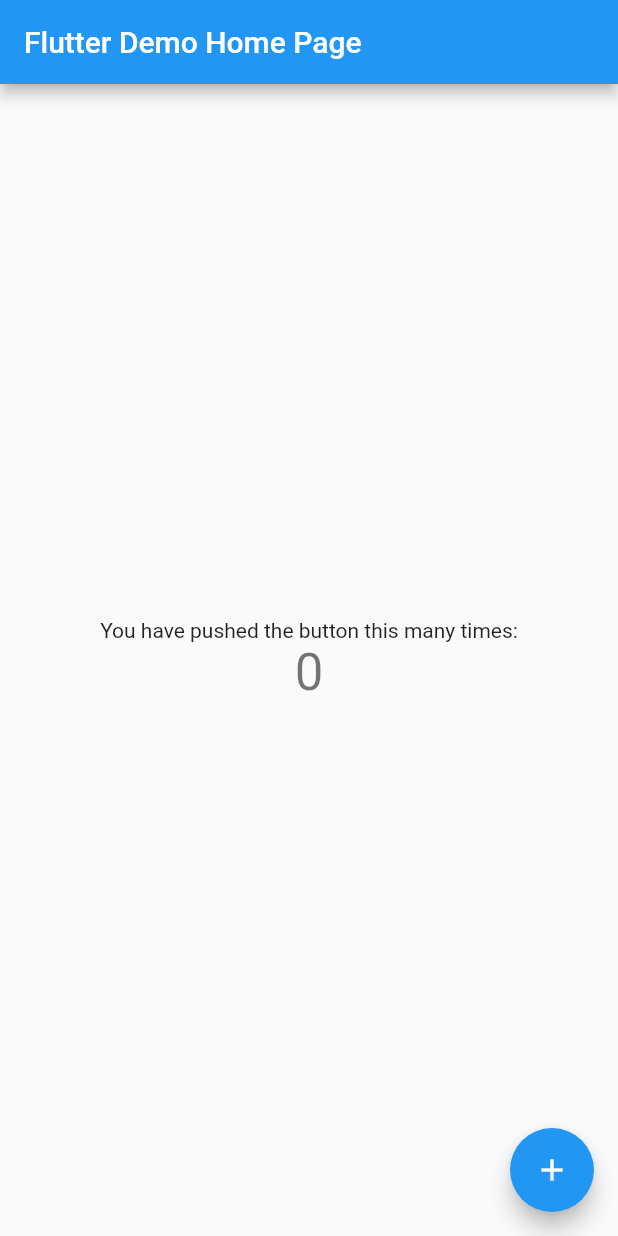
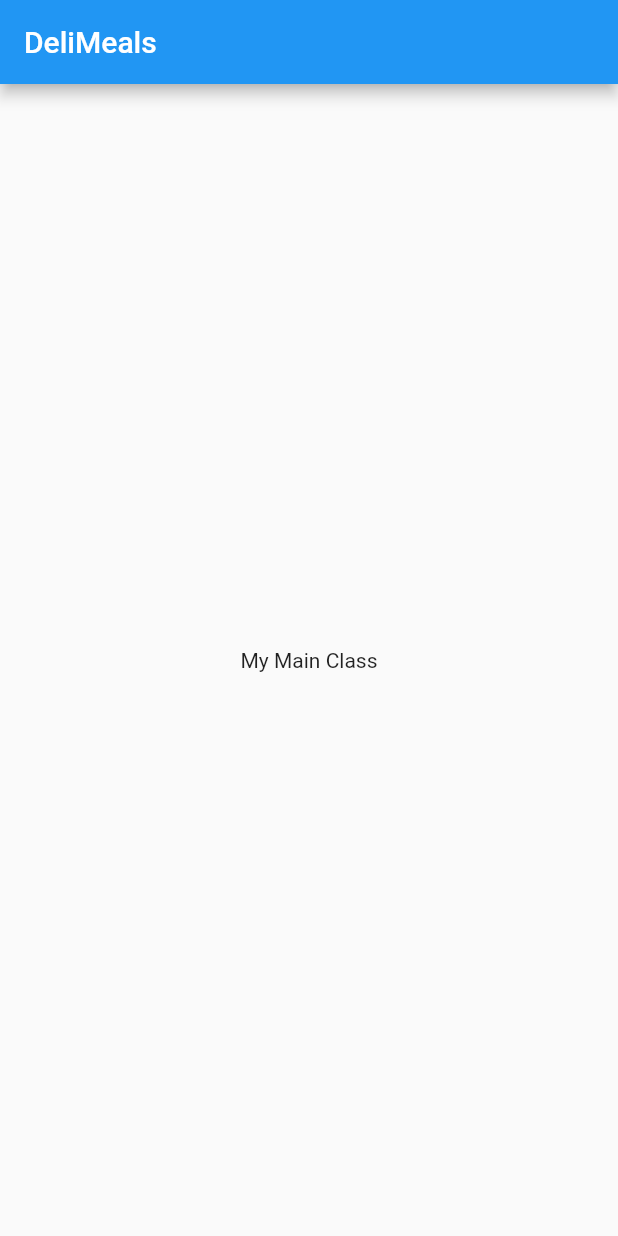
Before and after one commit to ahamzatariq/meals_app, a Flutter app: the screen it shows after launch, on a phone screen of 412 x 824 dp. Run offline on Flutter 3.47's test engine with Material 2 defaults, Android fonts, the phone set to English and light mode, and no system bars.

```diff
--- a/lib/main.dart
+++ b/lib/main.dart
@@ -9,40 +9,18 @@ class MyApp extends StatelessWidget {
   @override
   Widget build(BuildContext context) {
     return MaterialApp(
-      title: 'Flutter Demo',
+      title: 'My Meals',
       theme: ThemeData(
-        // This is the theme of your application.
-        //
-        // Try running your application with "flutter run". You'll see the
-        // application has a blue toolbar. Then, without quitting the app, try
-        // changing the primarySwatch below to Colors.green and then invoke
-        // "hot reload" (press "r" in the console where you ran "flutter run",
-        // or simply save your changes to "hot reload" in a Flutter IDE).
-        // Notice that the counter didn't reset back to zero; the application
-        // is not restarted.
         primarySwatch: Colors.blue,
-        // This makes the visual density adapt to the platform that you run
-        // the app on. For desktop platforms, the controls will be smaller and
-        // closer together (more dense) than on mobile platforms.
         visualDensity: VisualDensity.adaptivePlatformDensity,
       ),
-      home: MyHomePage(title: 'Flutter Demo Home Page'),
+      home: MyHomePage(),
     );
   }
 }
 
 class MyHomePage extends StatefulWidget {
   MyHomePage({Key key, this.title}) : super(key: key);
-
-  // This widget is the home page of your application. It is stateful, meaning
-  // that it has a State object (defined below) that contains fields that affect
-  // how it looks.
-
-  // This class is the configuration for the state. It holds the values (in this
-  // case the title) provided by the parent (in this case the App widget) and
-  // used by the build method of the State. Fields in a Widget subclass are
-  // always marked "final".
-
   final String title;
 
   @override
@@ -50,68 +28,23 @@ class MyHomePage extends StatefulWidget {
 }
 
 class _MyHomePageState extends State<MyHomePage> {
-  int _counter = 0;
-
-  void _incrementCounter() {
-    setState(() {
-      // This call to setState tells the Flutter framework that something has
-      // changed in this State, which causes it to rerun the build method below
-      // so that the display can reflect the updated values. If we changed
-      // _counter without calling setState(), then the build method would not be
-      // called again, and so nothing would appear to happen.
-      _counter++;
-    });
-  }
 
   @override
   Widget build(BuildContext context) {
-    // This method is rerun every time setState is called, for instance as done
-    // by the _incrementCounter method above.
-    //
-    // The Flutter framework has been optimized to make rerunning build methods
-    // fast, so that you can just rebuild anything that needs updating rather
-    // than having to individually change instances of widgets.
     return Scaffold(
       appBar: AppBar(
-        // Here we take the value from the MyHomePage object that was created by
-        // the App.build method, and use it to set our appbar title.
-        title: Text(widget.title),
+        title: Text('DeliMeals'),
       ),
       body: Center(
-        // Center is a layout widget. It takes a single child and positions it
-        // in the middle of the parent.
         child: Column(
-          // Column is also a layout widget. It takes a list of children and
-          // arranges them vertically. By default, it sizes itself to fit its
-          // children horizontally, and tries to be as tall as its parent.
-          //
-          // Invoke "debug painting" (press "p" in the console, choose the
-          // "Toggle Debug Paint" action from the Flutter Inspector in Android
-          // Studio, or the "Toggle Debug Paint" command in Visual Studio Code)
-          // to see the wireframe for each widget.
-          //
-          // Column has various properties to control how it sizes itself and
-          // how it positions its children. Here we use mainAxisAlignment to
-          // center the children vertically; the main axis here is the vertical
-          // axis because Columns are vertical (the cross axis would be
-          // horizontal).
           mainAxisAlignment: MainAxisAlignment.center,
           children: <Widget>[
             Text(
-              'You have pushed the button this many times:',
-            ),
-            Text(
-              '$_counter',
-              style: Theme.of(context).textTheme.headline4,
+              'My Main Class',
             ),
           ],
         ),
       ),
-      floatingActionButton: FloatingActionButton(
-        onPressed: _incrementCounter,
-        tooltip: 'Increment',
-        child: Icon(Icons.add),
-      ), // This trailing comma makes auto-formatting nicer for build methods.
     );
   }
 }
```
Also changed, not shown: lib/categories_screen.dart (added, +16 -0 lines), lib/models/category.dart (added, +12 -0 lines).
